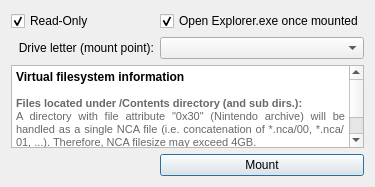
Before: the Qt Designer form NxNandManager/gui/mount.ui in eliboa/NxNandManager, drawn with Qt 5.
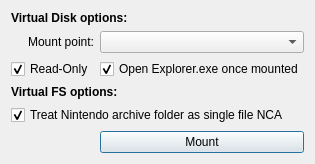
After: the same form once the commit is applied.

Commit message: Partition mount: vfs options & dialog

What changed in the file:
```diff
--- a/NxNandManager/gui/mount.ui
+++ b/NxNandManager/gui/mount.ui
@@ -6,40 +6,32 @@
    <rect>
     <x>0</x>
     <y>0</y>
-    <width>375</width>
-    <height>187</height>
+    <width>302</width>
+    <height>156</height>
    </rect>
   </property>
   <property name="windowTitle">
    <string>Mount partition (virtual disk)</string>
   </property>
   <layout class="QGridLayout" name="gridLayout">
-   <item row="4" column="0" colspan="2">
-    <widget class="QTextBrowser" name="textBrowser">
-     <property name="html">
-      <string>&lt;!DOCTYPE HTML PUBLIC &quot;-//W3C//DTD HTML 4.0//EN&quot; &quot;http://www.w3.org/TR/REC-html40/strict.dtd&quot;&gt;
-&lt;html&gt;&lt;head&gt;&lt;meta name=&quot;qrichtext&quot; content=&quot;1&quot; /&gt;&lt;style type=&quot;text/css&quot;&gt;
-p, li { white-space: pre-wrap; }
-&lt;/style&gt;&lt;/head&gt;&lt;body style=&quot; font-family:'MS Shell Dlg 2'; font-size:7.875pt; font-weight:400; font-style:normal;&quot;&gt;
-&lt;p style=&quot; margin-top:0px; margin-bottom:0px; margin-left:0px; margin-right:0px; -qt-block-indent:0; text-indent:0px;&quot;&gt;&lt;span style=&quot; font-family:'MS Shell Dlg 2'; font-size:9pt; font-weight:600; color:#000000;&quot;&gt;Virtual filesystem information&lt;br /&gt;&lt;/span&gt;&lt;/p&gt;
-&lt;p align=&quot;justify&quot; style=&quot; margin-top:0px; margin-bottom:0px; margin-left:0px; margin-right:0px; -qt-block-indent:0; text-indent:0px;&quot;&gt;&lt;span style=&quot; font-family:'MS Shell Dlg 2'; font-size:8pt; font-weight:600; color:#686868;&quot;&gt;Files located under /Contents directory (and sub dirs.):&lt;/span&gt;&lt;span style=&quot; font-family:'MS Shell Dlg 2'; font-size:8pt; color:#686868;&quot;&gt;&lt;br /&gt;A directory with file attribute &amp;quot;0x30&amp;quot; (Nintendo archive) will be handled as a single NCA file (i.e. concatenation of *.nca/00, *.nca/01, ...). Therefore, NCA filesize may exceed 4GB.&lt;br /&gt;Writing a new NCA file to virtual FS will create a directory with file attribute &amp;quot;0x30&amp;quot; and data will be written in chunks (00, 01, etc).&lt;/span&gt;&lt;/p&gt;&lt;/body&gt;&lt;/html&gt;</string>
+   <item row="1" column="0" colspan="2">
+    <widget class="QLabel" name="label_2">
+     <property name="text">
+      <string>&lt;html&gt;&lt;head/&gt;&lt;body&gt;&lt;p&gt;&lt;span style=&quot; font-family:'MS Shell Dlg 2'; font-size:9pt; font-weight:600; color:#000000;&quot;&gt;Virtual Disk options:&lt;/span&gt;&lt;/p&gt;&lt;/body&gt;&lt;/html&gt;</string>
      </property>
     </widget>
    </item>
-   <item row="3" column="1">
-    <widget class="QComboBox" name="mountPointComboBox"/>
-   </item>
-   <item row="6" column="0">
-    <widget class="QLabel" name="loadingLabel">
+   <item row="4" column="1">
+    <widget class="QCheckBox" name="openExplorerCheckBox">
      <property name="text">
-      <string/>
+      <string>Open Explorer.exe once mounted</string>
      </property>
-     <property name="alignment">
-      <set>Qt::AlignRight|Qt::AlignTrailing|Qt::AlignVCenter</set>
+     <property name="checked">
+      <bool>true</bool>
      </property>
     </widget>
    </item>
-   <item row="1" column="0">
+   <item row="4" column="0">
     <widget class="QCheckBox" name="readOnlyCheckBox">
      <property name="text">
       <string>Read-Only</string>
@@ -49,33 +41,66 @@
      </property>
     </widget>
    </item>
-   <item row="6" column="1">
+   <item row="12" column="1">
     <widget class="QPushButton" name="mountButton">
      <property name="text">
       <string>Mount</string>
      </property>
     </widget>
    </item>
-   <item row="1" column="1">
-    <widget class="QCheckBox" name="openExplorerCheckBox">
+   <item row="10" column="0">
+    <spacer name="verticalSpacer">
+     <property name="orientation">
+      <enum>Qt::Vertical</enum>
+     </property>
+     <property name="sizeHint" stdset="0">
+      <size>
+       <width>20</width>
+       <height>40</height>
+      </size>
+     </property>
+    </spacer>
+   </item>
+   <item row="9" column="0" colspan="2">
+    <widget class="QCheckBox" name="virtualNxaCheckBox">
      <property name="text">
-      <string>Open Explorer.exe once mounted</string>
+      <string>Treat Nintendo archive folder as single file NCA</string>
      </property>
      <property name="checked">
       <bool>true</bool>
      </property>
     </widget>
    </item>
-   <item row="3" column="0">
+   <item row="12" column="0">
+    <widget class="QLabel" name="loadingLabel">
+     <property name="text">
+      <string/>
+     </property>
+     <property name="alignment">
+      <set>Qt::AlignRight|Qt::AlignTrailing|Qt::AlignVCenter</set>
+     </property>
+    </widget>
+   </item>
+   <item row="8" column="0" colspan="2">
+    <widget class="QLabel" name="label">
+     <property name="text">
+      <string>&lt;html&gt;&lt;head/&gt;&lt;body&gt;&lt;p&gt;&lt;span style=&quot; font-family:'MS Shell Dlg 2'; font-size:9pt; font-weight:600; color:#000000;&quot;&gt;Virtual FS options:&lt;/span&gt;&lt;/p&gt;&lt;/body&gt;&lt;/html&gt;</string>
+     </property>
+    </widget>
+   </item>
+   <item row="2" column="0">
     <widget class="QLabel" name="mountPointLabel">
      <property name="text">
-      <string>Drive letter (mount point):</string>
+      <string>Mount point:</string>
      </property>
      <property name="alignment">
       <set>Qt::AlignRight|Qt::AlignTrailing|Qt::AlignVCenter</set>
      </property>
     </widget>
    </item>
+   <item row="2" column="1">
+    <widget class="QComboBox" name="mountPointComboBox"/>
+   </item>
   </layout>
  </widget>
  <resources/>
```
The commit also changes 15 other files.
